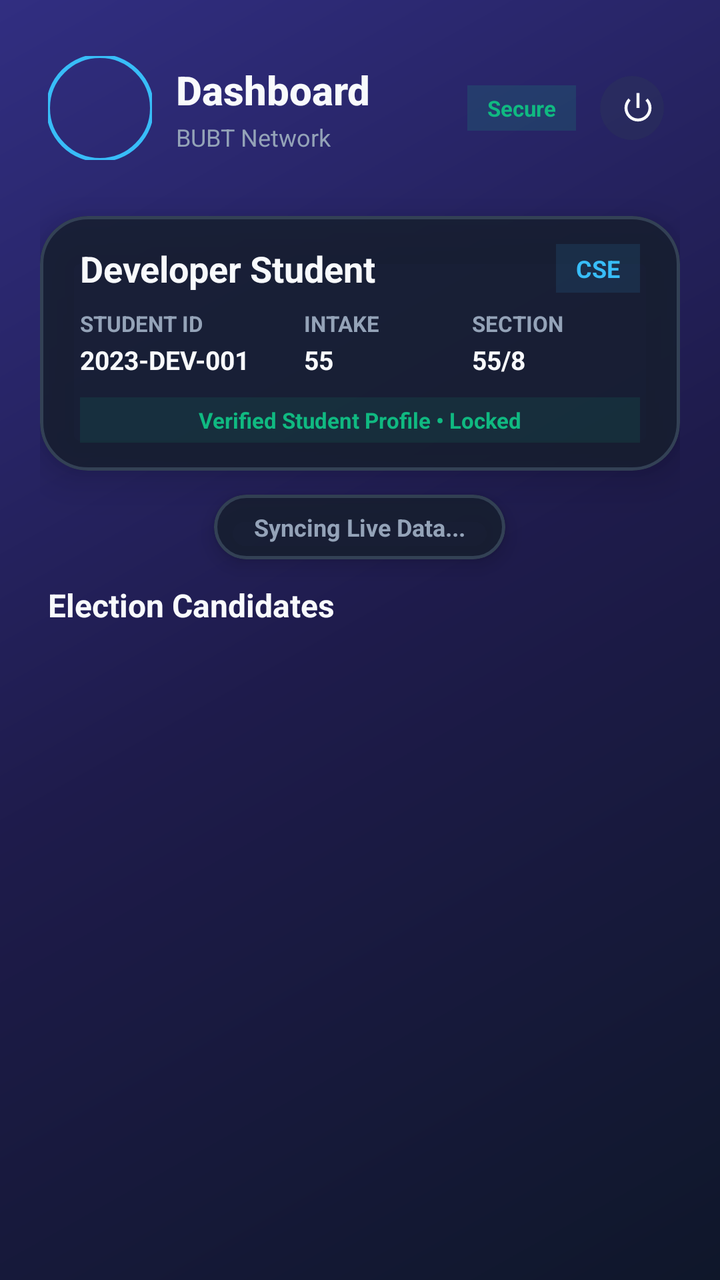
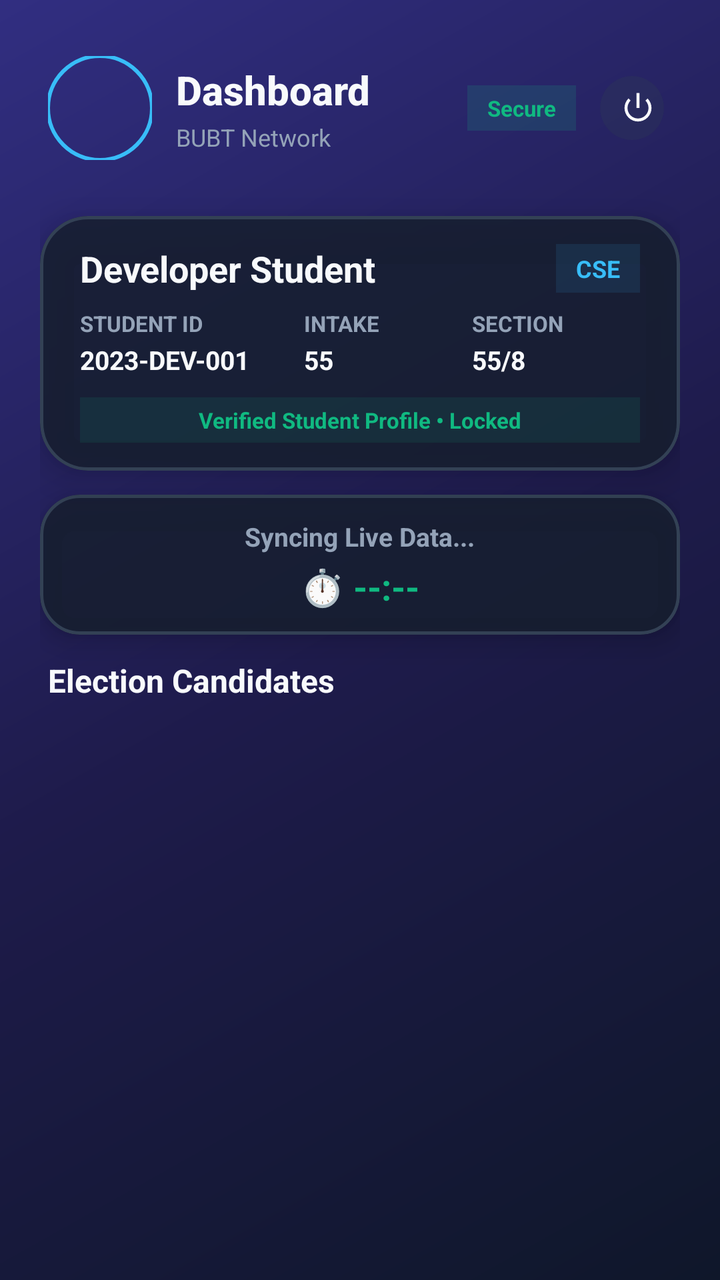

The first picture is an Android layout as it rendered before a commit; the second is the same layout after the commit. The layout source and the unified diff follow.
<!-- AndroidManifest.xml: application theme Theme.CRConnect -->
<!-- res/layout/activity_student_dashboard.xml -->
<?xml version="1.0" encoding="utf-8"?>
<LinearLayout xmlns:android="http://schemas.android.com/apk/res/android"
    xmlns:app="http://schemas.android.com/apk/res-auto"
    xmlns:tools="http://schemas.android.com/tools"
    android:layout_width="match_parent"
    android:layout_height="match_parent"
    android:orientation="vertical"
    android:background="@drawable/bg_gradient"
    android:paddingHorizontal="20dp"
    android:paddingTop="16dp"
    android:paddingBottom="0dp"
    tools:context=".StudentDashboardActivity">

    <include layout="@layout/include_header" />

    
    <com.google.android.material.card.MaterialCardView
        android:layout_width="match_parent"
        android:layout_height="wrap_content"
        app:cardCornerRadius="24dp"
        app:cardElevation="12dp"
        app:cardBackgroundColor="#D9171F2F"
        app:strokeWidth="1.5dp"
        app:strokeColor="#334155"
        android:layout_marginBottom="12dp">

        <LinearLayout
            android:layout_width="match_parent"
            android:layout_height="wrap_content"
            android:orientation="vertical"
            android:paddingHorizontal="20dp"
            android:paddingVertical="14dp">

            <LinearLayout
                android:layout_width="match_parent"
                android:layout_height="wrap_content"
                android:orientation="horizontal"
                android:gravity="center_vertical"
                android:layout_marginBottom="8dp">

                <TextView
                    android:id="@+id/tvStudentName"
                    android:layout_width="0dp"
                    android:layout_height="wrap_content"
                    android:layout_weight="1"
                    android:text="Developer Student"
                    android:textSize="18sp"
                    android:textStyle="bold"
                    android:textColor="#F8FAFC"
                    android:singleLine="true"
                    android:ellipsize="end"/>

                <TextView
                    android:id="@+id/tvStudentDept"
                    android:layout_width="wrap_content"
                    android:layout_height="wrap_content"
                    android:text="CSE"
                    android:textSize="12sp"
                    android:textColor="#38BDF8"
                    android:textStyle="bold"
                    android:background="#1A38BDF8"
                    android:paddingHorizontal="10dp"
                    android:paddingVertical="4dp"
                    android:layout_marginStart="8dp"/>
            </LinearLayout>

            <LinearLayout
                android:layout_width="match_parent"
                android:layout_height="wrap_content"
                android:orientation="horizontal"
                android:baselineAligned="false"
                android:weightSum="3"
                android:layout_marginBottom="10dp">

                <LinearLayout
                    android:layout_width="0dp"
                    android:layout_height="wrap_content"
                    android:layout_weight="1.2"
                    android:orientation="vertical">
                    <TextView android:layout_width="wrap_content" android:layout_height="wrap_content" android:text="STUDENT ID" android:textSize="11sp" android:textColor="#94A3B8" android:textStyle="bold"/>
                    <TextView android:id="@+id/tvStudentDetailsID" android:layout_width="wrap_content" android:layout_height="wrap_content" android:text="2023-DEV-001" android:textSize="13sp" android:textColor="#F8FAFC" android:textStyle="bold" android:layout_marginTop="2dp" android:singleLine="true"/>
                </LinearLayout>

                <LinearLayout
                    android:layout_width="0dp"
                    android:layout_height="wrap_content"
                    android:layout_weight="0.9"
                    android:orientation="vertical">
                    <TextView android:layout_width="wrap_content" android:layout_height="wrap_content" android:text="INTAKE" android:textSize="11sp" android:textColor="#94A3B8" android:textStyle="bold"/>
                    <TextView android:id="@+id/tvStudentIntake" android:layout_width="wrap_content" android:layout_height="wrap_content" android:text="55" android:textSize="13sp" android:textColor="#F8FAFC" android:textStyle="bold" android:layout_marginTop="2dp"/>
                </LinearLayout>

                <LinearLayout
                    android:layout_width="0dp"
                    android:layout_height="wrap_content"
                    android:layout_weight="0.9"
                    android:orientation="vertical">
                    <TextView android:layout_width="wrap_content" android:layout_height="wrap_content" android:text="SECTION" android:textSize="11sp" android:textColor="#94A3B8" android:textStyle="bold"/>
                    <TextView android:id="@+id/tvStudentSection" android:layout_width="wrap_content" android:layout_height="wrap_content" android:text="55/8" android:textSize="13sp" android:textColor="#F8FAFC" android:textStyle="bold" android:layout_marginTop="2dp"/>
                </LinearLayout>
            </LinearLayout>

            <TextView
                android:layout_width="match_parent"
                android:layout_height="wrap_content"
                android:text="Verified Student Profile • Locked"
                android:textSize="11sp"
                android:textColor="#10B981"
                android:textStyle="bold"
                android:gravity="center"
                android:background="#1A10B981"
                android:paddingVertical="4dp"/>
        </LinearLayout>
    </com.google.android.material.card.MaterialCardView>

    
    <com.google.android.material.card.MaterialCardView
        android:layout_width="wrap_content"
        android:layout_height="wrap_content"
        app:cardCornerRadius="100dp"
        app:cardElevation="6dp"
        app:cardBackgroundColor="#D9171F2F"
        app:strokeWidth="1.5dp"
        app:strokeColor="#334155"
        android:layout_gravity="center"
        android:layout_marginBottom="12dp">

        <TextView
            android:id="@+id/tvVotingStatus"
            android:layout_width="wrap_content"
            android:layout_height="wrap_content"
            android:text="Syncing Live Data..."
            android:paddingHorizontal="20dp"
            android:paddingVertical="8dp"
            android:textSize="12sp"
            android:textStyle="bold"
            android:textColor="#94A3B8"/>
    </com.google.android.material.card.MaterialCardView>

    
    <LinearLayout
        android:layout_width="match_parent"
        android:layout_height="0dp"
        android:layout_weight="1"
        android:orientation="vertical"
        android:layout_marginBottom="8dp">

        <TextView
            android:layout_width="wrap_content"
            android:layout_height="wrap_content"
            android:text="Election Candidates"
            android:textSize="16sp"
            android:textStyle="bold"
            android:textColor="#F8FAFC"
            android:layout_marginBottom="8dp"
            android:layout_marginStart="4dp"/>

        <androidx.core.widget.NestedScrollView
            android:layout_width="match_parent"
            android:layout_height="match_parent"
            android:clipToPadding="false"
            android:paddingBottom="24dp"
            android:fillViewport="true">

            <LinearLayout
                android:id="@+id/containerCandidates"
                android:layout_width="match_parent"
                android:layout_height="wrap_content"
                android:orientation="vertical"/>
        </androidx.core.widget.NestedScrollView>
    </LinearLayout>

</LinearLayout>
<!-- res/layout/include_header.xml (included above) -->
<?xml version="1.0" encoding="utf-8"?>
<LinearLayout xmlns:android="http://schemas.android.com/apk/res/android"
    xmlns:app="http://schemas.android.com/apk/res-auto"
    android:layout_width="match_parent"
    android:layout_height="wrap_content"
    android:orientation="horizontal"
    android:gravity="center_vertical"
    android:paddingVertical="12dp"
    android:paddingHorizontal="4dp"
    android:layout_marginBottom="16dp">

    <com.google.android.material.imageview.ShapeableImageView
        android:id="@+id/imgUserProfile"
        android:layout_width="52dp"
        android:layout_height="52dp"
        android:src="@drawable/ic_app_main"
        android:scaleType="centerCrop"
        app:shapeAppearanceOverlay="@style/ShapeAppearance.App.Circular"
        app:strokeWidth="2dp"
        app:strokeColor="#38BDF8"
        android:layout_marginEnd="12dp"/>

    <LinearLayout
        android:layout_width="0dp"
        android:layout_height="wrap_content"
        android:layout_weight="1"
        android:orientation="vertical">

        <TextView
            android:id="@+id/tvHeaderTitle"
            android:layout_width="wrap_content"
            android:layout_height="wrap_content"
            android:text="Dashboard"
            android:textSize="20sp"
            android:textStyle="bold"
            android:textColor="#F8FAFC"
            android:fontFamily="sans-serif-medium"/>

        <TextView
            android:id="@+id/tvHeaderSubtitle"
            android:layout_width="wrap_content"
            android:layout_height="wrap_content"
            android:text="BUBT Network"
            android:textSize="12sp"
            android:textColor="#94A3B8"
            android:layout_marginTop="2dp"
            android:singleLine="true"
            android:ellipsize="end"/>
    </LinearLayout>

    <LinearLayout
        android:layout_width="wrap_content"
        android:layout_height="wrap_content"
        android:orientation="horizontal"
        android:gravity="center_vertical">

        
        <TextView
            android:layout_width="wrap_content"
            android:layout_height="wrap_content"
            android:text="Secure"
            android:textSize="11sp"
            android:textColor="#10B981"
            android:textStyle="bold"
            android:background="#2610B981"
            android:paddingHorizontal="10dp"
            android:paddingVertical="4dp"
            android:layout_marginEnd="8dp"/>

        <com.google.android.material.button.MaterialButton
            android:id="@+id/btnLogout"
            style="@style/Widget.Material3.Button.IconButton"
            android:layout_width="40dp"
            android:layout_height="40dp"
            app:icon="@android:drawable/ic_lock_power_off"
            app:iconTint="#F8FAFC"
            app:iconSize="18dp"
            android:backgroundTint="#26334155"/>
    </LinearLayout>

</LinearLayout>
<!-- resources referenced by this layout -->
<resources>
  <!-- drawable bg_gradient (drawable) -->
  <?xml version="1.0" encoding="utf-8"?>
  <shape xmlns:android="http://schemas.android.com/apk/res/android">
      <gradient
          android:startColor="#0F172A"
          android:centerColor="#1E1B4B"
          android:endColor="#312E81"
          android:angle="135" />
  </shape>
  <!-- drawable ic_app_main: png bitmap (drawable, 915279 bytes) -->
  <style name="ShapeAppearance.App.Circular" parent="ShapeAppearance.Material3.Corner.Full">
          <item name="cornerSize">50%</item>
      </style>
  <style name="Theme.CRConnect" parent="Base.Theme.CRConnect" />
  <style name="Base.Theme.CRConnect" parent="Theme.Material3.DayNight.NoActionBar">
          <item name="colorPrimary">@color/primary</item>
          <item name="colorSecondary">@color/secondary</item>
          <item name="android:windowBackground">@color/background</item>
          <item name="colorSurface">@color/surface</item>
          <item name="colorOnSurface">@color/text_primary</item>
          <item name="colorOnSurfaceVariant">@color/text_secondary</item>
          <item name="colorError">@color/error</item>
          <item name="android:windowActivityTransitions">true</item>
      </style>
  <color name="primary">#6366F1</color>
  <color name="secondary">#06B6D4</color>
  <color name="background">#0F172A</color>
  <color name="surface">#1E293B</color>
  <color name="text_primary">#F8FAFC</color>
  <color name="text_secondary">#94A3B8</color>
  <color name="error">#EF4444</color>
</resources>

<!-- the commit's change to res/layout/activity_student_dashboard.xml (unified diff, before → after) -->
@@ -115,26 +115,45 @@
 
     
     <com.google.android.material.card.MaterialCardView
-        android:layout_width="wrap_content"
-        android:layout_height="wrap_content"
-        app:cardCornerRadius="100dp"
-        app:cardElevation="6dp"
+        android:id="@+id/cardStudentTimerStatus"
+        android:layout_width="match_parent"
+        android:layout_height="wrap_content"
+        app:cardCornerRadius="20dp"
+        app:cardElevation="8dp"
         app:cardBackgroundColor="#D9171F2F"
         app:strokeWidth="1.5dp"
         app:strokeColor="#334155"
-        android:layout_gravity="center"
         android:layout_marginBottom="12dp">
 
-        <TextView
-            android:id="@+id/tvVotingStatus"
-            android:layout_width="wrap_content"
-            android:layout_height="wrap_content"
-            android:text="Syncing Live Data..."
-            android:paddingHorizontal="20dp"
-            android:paddingVertical="8dp"
-            android:textSize="12sp"
-            android:textStyle="bold"
-            android:textColor="#94A3B8"/>
+        <LinearLayout
+            android:layout_width="match_parent"
+            android:layout_height="wrap_content"
+            android:orientation="vertical"
+            android:gravity="center"
+            android:paddingHorizontal="16dp"
+            android:paddingVertical="12dp">
+
+            <TextView
+                android:id="@+id/tvVotingStatus"
+                android:layout_width="wrap_content"
+                android:layout_height="wrap_content"
+                android:text="Syncing Live Data..."
+                android:textSize="13sp"
+                android:textStyle="bold"
+                android:textColor="#94A3B8"
+                android:gravity="center"/>
+
+            <TextView
+                android:id="@+id/tvStudentCountdown"
+                android:layout_width="wrap_content"
+                android:layout_height="wrap_content"
+                android:text="⏱️ --:--"
+                android:textSize="18sp"
+                android:textStyle="bold"
+                android:textColor="#10B981"
+                android:layout_marginTop="4dp"
+                android:gravity="center"/>
+        </LinearLayout>
     </com.google.android.material.card.MaterialCardView>
 
     
